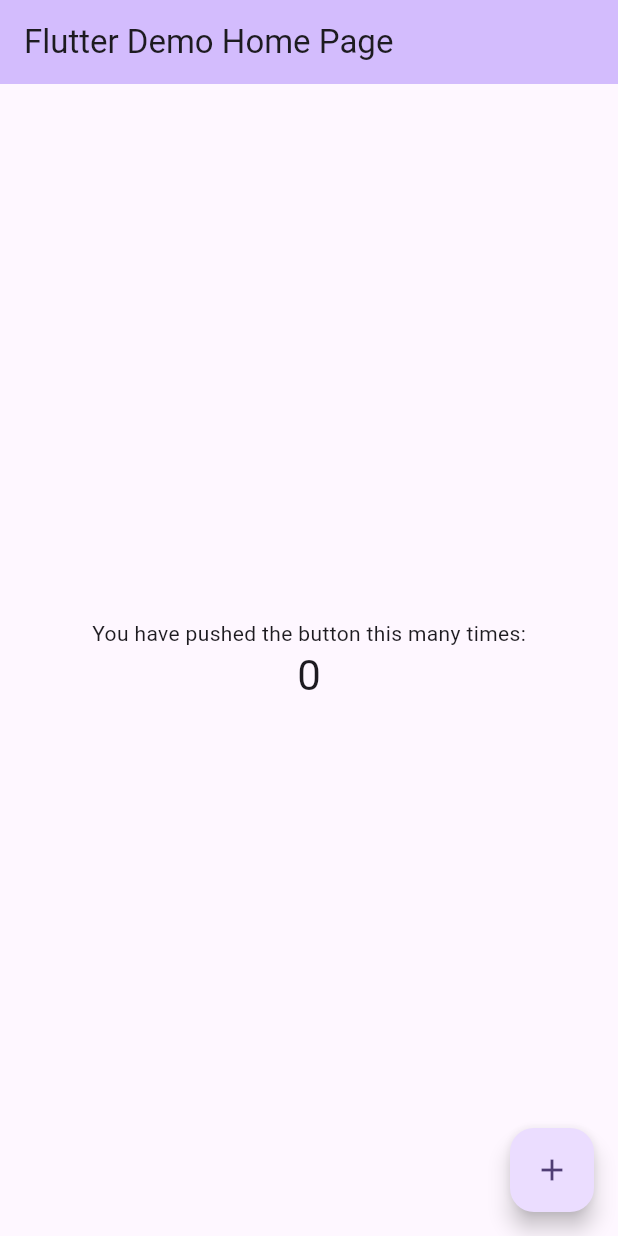
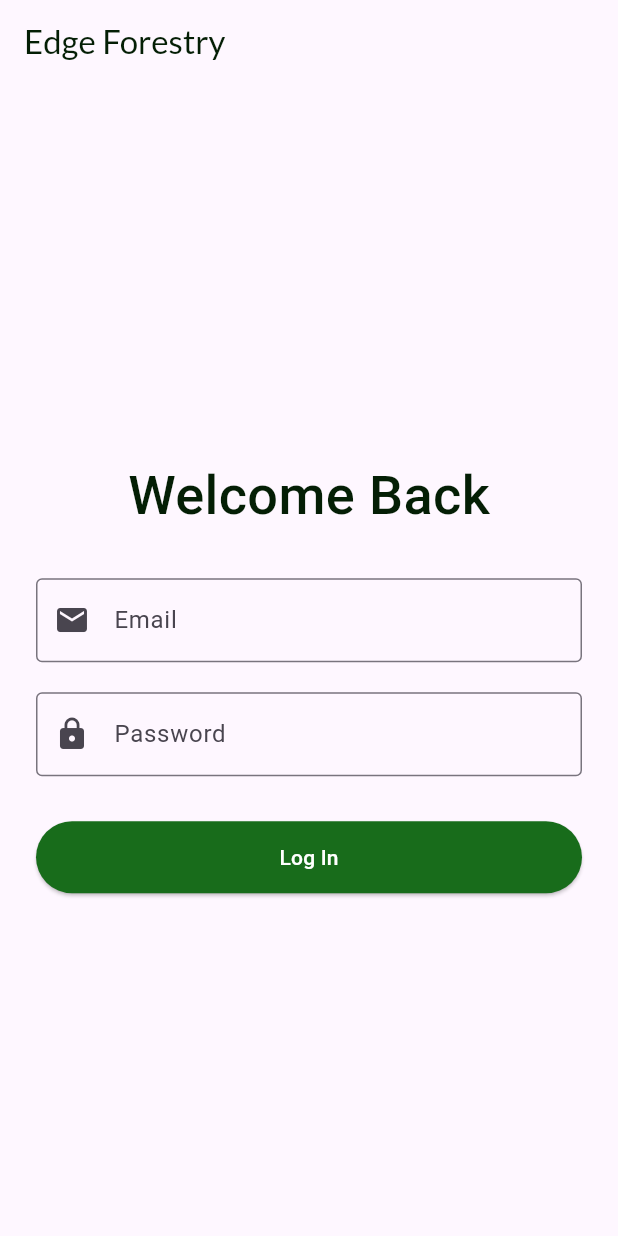
Before and after one commit to collinb04/edge-forestry-flutter-app, a Flutter app: the screen it shows after launch, on a phone screen of 412 x 824 dp. Run offline on Flutter 3.47's test engine with Material 3 defaults, Android fonts, the phone set to English and light mode, and no system bars; our stand-ins replace google_fonts.

Commit message:
first log in

```diff
--- a/lib/main.dart
+++ b/lib/main.dart
@@ -1,4 +1,6 @@
 import 'package:flutter/material.dart';
+import 'package:google_fonts/google_fonts.dart';
+
 
 void main() {
   runApp(const MyApp());
@@ -7,116 +9,105 @@ void main() {
 class MyApp extends StatelessWidget {
   const MyApp({super.key});
 
-  // This widget is the root of your application.
   @override
   Widget build(BuildContext context) {
     return MaterialApp(
-      title: 'Flutter Demo',
+      title: 'Login Demo',
       theme: ThemeData(
-        // This is the theme of your application.
-        //
-        // TRY THIS: Try running your application with "flutter run". You'll see
-        // the application has a purple toolbar. Then, without quitting the app,
-        // try changing the seedColor in the colorScheme below to Colors.green
-        // and then invoke "hot reload" (save your changes or press the "hot
-        // reload" button in a Flutter-supported IDE, or press "r" if you used
-        // the command line to start the app).
-        //
-        // Notice that the counter didn't reset back to zero; the application
-        // state is not lost during the reload. To reset the state, use hot
-        // restart instead.
-        //
-        // This works for code too, not just values: Most code changes can be
-        // tested with just a hot reload.
-        colorScheme: ColorScheme.fromSeed(seedColor: Colors.deepPurple),
+        primarySwatch: Colors.green,
       ),
-      home: const MyHomePage(title: 'Flutter Demo Home Page'),
+      home: const LoginPage(),
+      debugShowCheckedModeBanner: false,
     );
   }
 }
 
-class MyHomePage extends StatefulWidget {
-  const MyHomePage({super.key, required this.title});
-
-  // This widget is the home page of your application. It is stateful, meaning
-  // that it has a State object (defined below) that contains fields that affect
-  // how it looks.
-
-  // This class is the configuration for the state. It holds the values (in this
-  // case the title) provided by the parent (in this case the App widget) and
-  // used by the build method of the State. Fields in a Widget subclass are
-  // always marked "final".
-
-  final String title;
+class LoginPage extends StatefulWidget {
+  const LoginPage({super.key});
 
   @override
-  State<MyHomePage> createState() => _MyHomePageState();
+  State<LoginPage> createState() => _LoginPageState();
 }
 
-class _MyHomePageState extends State<MyHomePage> {
-  int _counter = 0;
+class _LoginPageState extends State<LoginPage> {
+  final _formKey = GlobalKey<FormState>();
+  final _emailController = TextEditingController();
+  final _passwordController = TextEditingController();
 
-  void _incrementCounter() {
-    setState(() {
-      // This call to setState tells the Flutter framework that something has
-      // changed in this State, which causes it to rerun the build method below
-      // so that the display can reflect the updated values. If we changed
-      // _counter without calling setState(), then the build method would not be
-      // called again, and so nothing would appear to happen.
-      _counter++;
-    });
+  void _login() {
+    if (_formKey.currentState!.validate()) {
+      // Simulate login logic
+      final email = _emailController.text;
+      final password = _passwordController.text;
+
+      ScaffoldMessenger.of(context).showSnackBar(
+        SnackBar(content: Text('Logging in as $email')),
+      );
+
+      // TODO: Send `email` and `password` to your backend
+    }
   }
 
   @override
   Widget build(BuildContext context) {
-    // This method is rerun every time setState is called, for instance as done
-    // by the _incrementCounter method above.
-    //
-    // The Flutter framework has been optimized to make rerunning build methods
-    // fast, so that you can just rebuild anything that needs updating rather
-    // than having to individually change instances of widgets.
     return Scaffold(
       appBar: AppBar(
-        // TRY THIS: Try changing the color here to a specific color (to
-        // Colors.amber, perhaps?) and trigger a hot reload to see the AppBar
-        // change color while the other colors stay the same.
-        backgroundColor: Theme.of(context).colorScheme.inversePrimary,
-        // Here we take the value from the MyHomePage object that was created by
-        // the App.build method, and use it to set our appbar title.
-        title: Text(widget.title),
+        title: Text('Edge Forestry', style: GoogleFonts.lato(color: Color.fromARGB(255, 4, 30, 5), fontSize: 22, fontWeight: FontWeight.w500),
+                ),
       ),
       body: Center(
-        // Center is a layout widget. It takes a single child and positions it
-        // in the middle of the parent.
-        child: Column(
-          // Column is also a layout widget. It takes a list of children and
-          // arranges them vertically. By default, it sizes itself to fit its
-          // children horizontally, and tries to be as tall as its parent.
-          //
-          // Column has various properties to control how it sizes itself and
-          // how it positions its children. Here we use mainAxisAlignment to
-          // center the children vertically; the main axis here is the vertical
-          // axis because Columns are vertical (the cross axis would be
-          // horizontal).
-          //
-          // TRY THIS: Invoke "debug painting" (choose the "Toggle Debug Paint"
-          // action in the IDE, or press "p" in the console), to see the
-          // wireframe for each widget.
-          mainAxisAlignment: MainAxisAlignment.center,
-          children: <Widget>[
-            const Text('You have pushed the button this many times:'),
-            Text(
-              '$_counter',
-              style: Theme.of(context).textTheme.headlineMedium,
+        child: SingleChildScrollView(
+          padding: const EdgeInsets.all(24.0),
+          child: Form(
+            key: _formKey,
+            child: Column(
+              mainAxisAlignment: MainAxisAlignment.center,
+              children: [
+                const SizedBox(height: 20),
+                const Text(
+                  'Welcome Back',
+                  style: TextStyle(color: Color.fromARGB(255, 4, 30, 5), fontSize: 36, fontWeight: FontWeight.w500),
+                ),
+                const SizedBox(height: 30),
+                TextFormField(
+                  controller: _emailController,
+                  decoration: const InputDecoration(
+                    labelText: 'Email',
+                    border: OutlineInputBorder(),
+                    prefixIcon: Icon(Icons.email),
+                  ),
+                  keyboardType: TextInputType.emailAddress,
+                  validator: (value) =>
+                      value != null && value.contains('@') ? null : 'Enter a valid email',
+                ),
+                const SizedBox(height: 20),
+                TextFormField(
+                  controller: _passwordController,
+                  decoration: const InputDecoration(
+                    labelText: 'Password',
+                    border: OutlineInputBorder(),
+                    prefixIcon: Icon(Icons.lock),
+                  ),
+                  obscureText: true,
+                  validator: (value) =>
+                      value != null && value.length >= 6 ? null : 'Password must be at least 6 characters',
+                ),
+                const SizedBox(height: 30),
+                SizedBox(
+                  width: double.infinity,
+                  height: 48,
+                  child: ElevatedButton(
+                    onPressed: _login,
+                    style: ElevatedButton.styleFrom(backgroundColor: const Color.fromARGB(255, 24, 108, 27)),
+                    child: const Text('Log In',
+                    style: TextStyle(color: Colors.white)),
+                  ),
+                ),
+              ],
             ),
-          ],
+          ),
         ),
       ),
-      floatingActionButton: FloatingActionButton(
-        onPressed: _incrementCounter,
-        tooltip: 'Increment',
-        child: const Icon(Icons.add),
-      ), // This trailing comma makes auto-formatting nicer for build methods.
     );
   }
 }
--- a/pubspec.yaml
+++ b/pubspec.yaml
@@ -30,6 +30,8 @@ environment:
 dependencies:
   flutter:
     sdk: flutter
+  google_fonts: ^6.0.0
+
 
   # The following adds the Cupertino Icons font to your application.
   # Use with the CupertinoIcons class for iOS style icons.
@@ -56,6 +58,8 @@ flutter:
   # included with your application, so that you can use the icons in
   # the material Icons class.
   uses-material-design: true
+  assets:
+    - assets/
 
   # To add assets to your application, add an assets section, like this:
   # assets:
```
Also changed, not shown: pubspec.lock, 7 other files.
